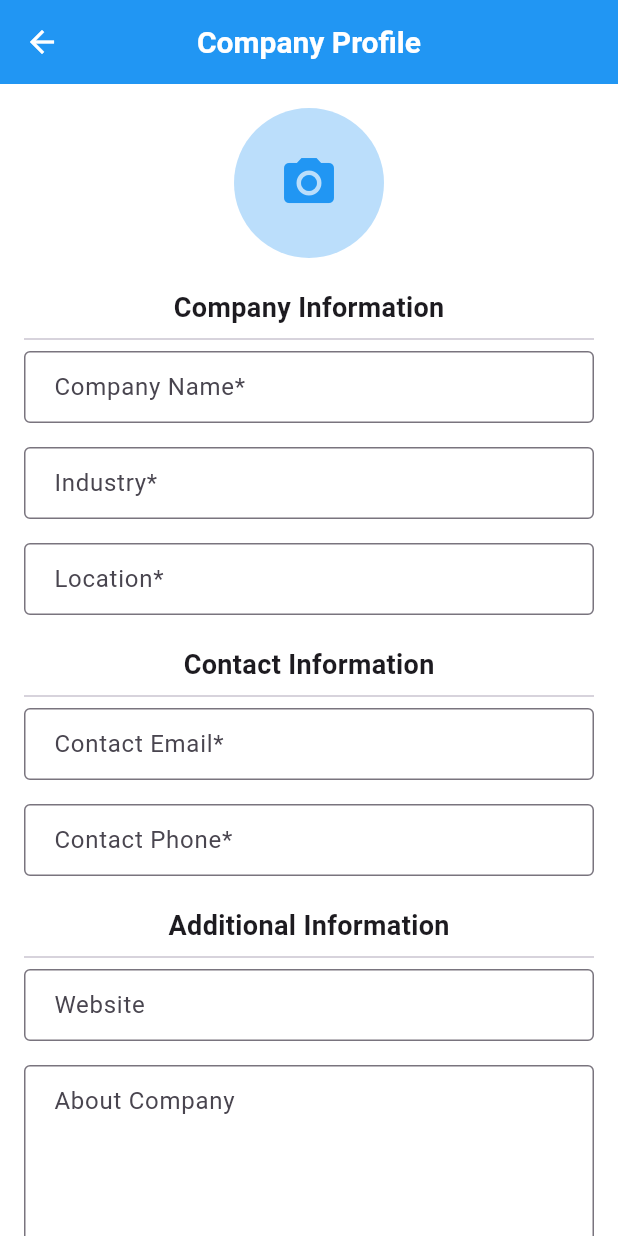
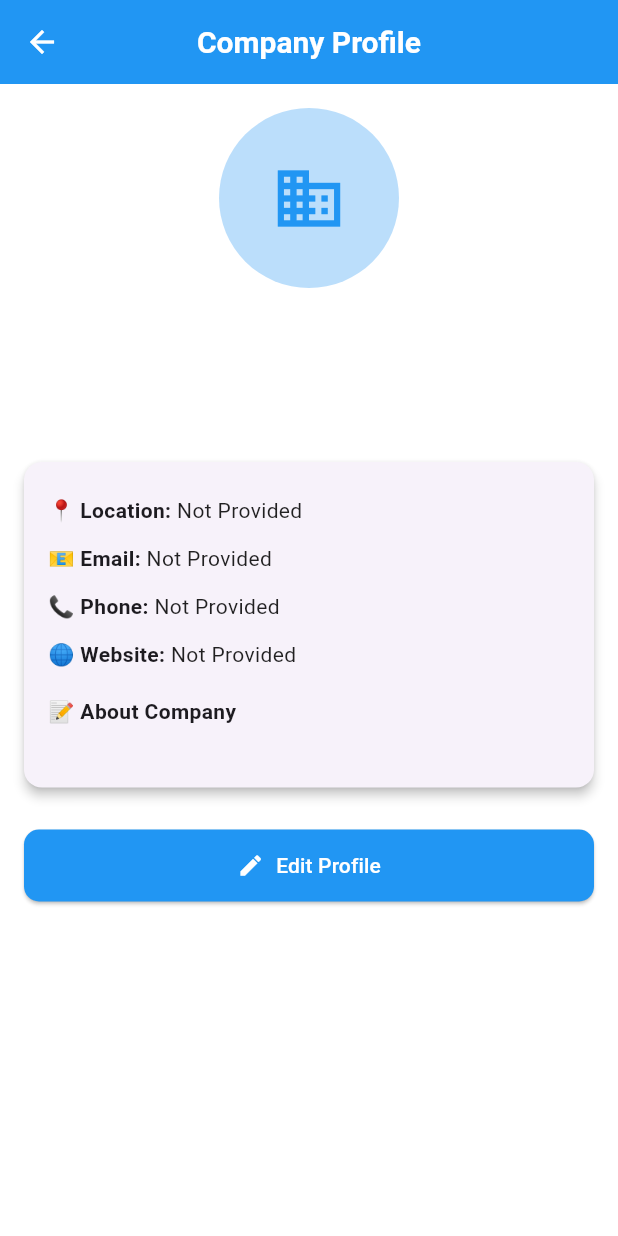
Before and after one commit to MomnaShafqaat/Peesha, a Flutter app: the EmployerProfileScreen screen opened directly, on a phone screen of 412 x 824 dp. Run offline on Flutter 3.47's test engine with Material 3 defaults, Android fonts, the phone set to English and light mode, and no system bars; our stand-ins replace cloud_firestore, firebase_auth, firebase_core, google_sign_in, image_picker; accounts and stored records are empty; generated files the repository leaves out were written again.

```diff
--- a/lib/features/employee/data/employee_model.dart
+++ b/lib/features/employee/data/employee_model.dart
@@ -308,7 +308,6 @@ class Experience {
     );
   }
 }
-
 class Certificate {
   final String name;
   final String issuingOrganization;
--- a/lib/features/employer/presentation/screens/employer_profile_screen.dart
+++ b/lib/features/employer/presentation/screens/employer_profile_screen.dart
@@ -1,9 +1,11 @@
 import 'dart:io';
+import 'package:cloud_firestore/cloud_firestore.dart';
 import 'package:flutter/material.dart';
 import 'package:image_picker/image_picker.dart';
 import 'package:firebase_auth/firebase_auth.dart';
-import 'package:peesha/features/auth/presentation/screens/login_page.dart';// Adjust path if needed
+import 'package:peesha/features/auth/presentation/screens/login_page.dart';
 import 'package:peesha/features/employer/data/employer_model.dart';
+
 class EmployerProfileScreen extends StatefulWidget {
   const EmployerProfileScreen({super.key});
 
@@ -24,9 +26,42 @@ class _EmployerProfileScreenState extends State<EmployerProfileScreen> {
   String _website = '';
   String _about = '';
 
-  // State to track if profile is submitted
   bool _isProfileSubmitted = false;
   Employer? _submittedEmployer;
+
+  @override
+  void initState() {
+    super.initState();
+    _loadEmployerProfile();
+  }
+
+  void _loadEmployerProfile() async {
+    final user = FirebaseAuth.instance.currentUser;
+    if (user != null) {
+      final doc = await FirebaseFirestore.instance
+          .collection('employerProfiles')
+          .doc(user.uid)
+          .get();
+
+      if (doc.exists) {
+        final data = doc.data()!;
+        final employer = Employer.fromJson(data);
+        setState(() {
+          _submittedEmployer = employer;
+          _isProfileSubmitted = true;
+
+          // Populate form fields with existing data
+          _companyName = employer.companyName;
+          _industry = employer.industry;
+          _location = employer.location;
+          _contactEmail = employer.contactEmail;
+          _contactPhone = employer.contactPhone;
+          _website = employer.website;
+          _about = employer.about;
+        });
+      }
+    }
+  }
 
   @override
   Widget build(BuildContext context) {
@@ -54,7 +89,6 @@ class _EmployerProfileScreenState extends State<EmployerProfileScreen> {
     );
   }
 
-  /// Build profile form
   Widget _buildProfileForm() {
     return SingleChildScrollView(
       padding: const EdgeInsets.all(16),
@@ -81,6 +115,7 @@ class _EmployerProfileScreenState extends State<EmployerProfileScreen> {
 
             _buildTextField(
               label: 'Company Name*',
+              initialValue: _companyName,
               validator: _requiredValidator,
               onSaved: (val) => _companyName = val ?? '',
             ),
@@ -88,6 +123,7 @@ class _EmployerProfileScreenState extends State<EmployerProfileScreen> {
 
             _buildTextField(
               label: 'Industry*',
+              initialValue: _industry,
               validator: _requiredValidator,
               onSaved: (val) => _industry = val ?? '',
             ),
@@ -95,6 +131,7 @@ class _EmployerProfileScreenState extends State<EmployerProfileScreen> {
 
             _buildTextField(
               label: 'Location*',
+              initialValue: _location,
               validator: _requiredValidator,
               onSaved: (val) => _location = val ?? '',
             ),
@@ -106,6 +143,7 @@ class _EmployerProfileScreenState extends State<EmployerProfileScreen> {
 
             _buildTextField(
               label: 'Contact Email*',
+              initialValue: _contactEmail,
               keyboardType: TextInputType.emailAddress,
               validator: (val) {
                 if (val == null || val.isEmpty) return 'Required';
@@ -118,6 +156,7 @@ class _EmployerProfileScreenState extends State<EmployerProfileScreen> {
 
             _buildTextField(
               label: 'Contact Phone*',
+              initialValue: _contactPhone,
               keyboardType: TextInputType.phone,
               validator: _requiredValidator,
               onSaved: (val) => _contactPhone = val ?? '',
@@ -130,6 +169,7 @@ class _EmployerProfileScreenState extends State<EmployerProfileScreen> {
 
             _buildTextField(
               label: 'Website',
+              initialValue: _website,
               keyboardType: TextInputType.url,
               prefixText: 'https://',
               onSaved: (val) => _website = val ?? '',
@@ -143,6 +183,7 @@ class _EmployerProfileScreenState extends State<EmployerProfileScreen> {
                 alignLabelWithHint: true,
               ),
               maxLines: 4,
+              initialValue: _about,
               onSaved: (val) => _about = val ?? '',
             ),
             const SizedBox(height: 24),
@@ -161,41 +202,88 @@ class _EmployerProfileScreenState extends State<EmployerProfileScreen> {
       ),
     );
   }
-
-  /// Build profile display
   Widget _buildProfileView(Employer employer) {
     return Padding(
       padding: const EdgeInsets.all(16),
       child: SingleChildScrollView(
         child: Column(
-          crossAxisAlignment: CrossAxisAlignment.start,
+          crossAxisAlignment: CrossAxisAlignment.center,
           children: [
-            Center(
-              child: CircleAvatar(
-                radius: 50,
+            CircleAvatar(
+              radius: 60,
               backgroundColor: Colors.blue[100],
               backgroundImage: _image != null ? FileImage(_image!) : null,
               child: _image == null
-                    ? const Icon(Icons.business, size: 40, color: Colors.blue)
+                  ? const Icon(Icons.business, size: 50, color: Colors.blue)
                   : null,
             ),
+            const SizedBox(height: 20),
+
+            Text(
+              employer.companyName,
+              style: const TextStyle(
+                fontSize: 24,
+                fontWeight: FontWeight.bold,
+                color: Colors.black87,
               ),
-            const SizedBox(height: 16),
-            Text("Company Name: ${employer.companyName}"),
-            Text("Industry: ${employer.industry}"),
-            Text("Location: ${employer.location}"),
-            Text("Email: ${employer.contactEmail}"),
-            Text("Phone: ${employer.contactPhone}"),
-            Text("Website: ${employer.website}"),
-            Text("About: ${employer.about}"),
+            ),
+            const SizedBox(height: 8),
+            Text(
+              employer.industry,
+              style: const TextStyle(
+                fontSize: 18,
+                fontStyle: FontStyle.italic,
+                color: Colors.black54,
+              ),
+            ),
             const SizedBox(height: 20),
-            ElevatedButton(
+
+            Card(
+              elevation: 3,
+              margin: const EdgeInsets.symmetric(vertical: 8),
+              shape: RoundedRectangleBorder(borderRadius: BorderRadius.circular(12)),
+              child: Padding(
+                padding: const EdgeInsets.all(16),
+                child: Column(
+                  crossAxisAlignment: CrossAxisAlignment.start,
+                  children: [
+                    _profileItem("📍 Location", employer.location),
+                    _profileItem("📧 Email", employer.contactEmail),
+                    _profileItem("📞 Phone", employer.contactPhone),
+                    _profileItem("🌐 Website", employer.website),
+                    const SizedBox(height: 12),
+                    const Text("📝 About Company",
+                        style: TextStyle(fontWeight: FontWeight.bold)),
+                    const SizedBox(height: 4),
+                    Text(
+                      employer.about,
+                      style: const TextStyle(color: Colors.black87),
+                    ),
+                  ],
+                ),
+              ),
+            ),
+
+            const SizedBox(height: 20),
+            SizedBox(
+              width: double.infinity,
+              child: ElevatedButton.icon(
                 onPressed: () {
                   setState(() {
                     _isProfileSubmitted = false;
                   });
                 },
-              child: const Text('Edit Profile'),
+                icon: const Icon(Icons.edit),
+                label: const Text('Edit Profile'),
+                style: ElevatedButton.styleFrom(
+                  backgroundColor: Colors.blue,
+                  foregroundColor: Colors.white,
+                  padding: const EdgeInsets.symmetric(vertical: 14),
+                  shape: RoundedRectangleBorder(
+                    borderRadius: BorderRadius.circular(10),
+                  ),
+                ),
+              ),
             ),
           ],
         ),
@@ -203,13 +291,34 @@ class _EmployerProfileScreenState extends State<EmployerProfileScreen> {
     );
   }
 
-  /// Custom text field builder
+  Widget _profileItem(String title, String value) {
+    return Padding(
+      padding: const EdgeInsets.symmetric(vertical: 6),
+      child: Row(
+        crossAxisAlignment: CrossAxisAlignment.start,
+        children: [
+          Text(
+            "$title: ",
+            style: const TextStyle(fontWeight: FontWeight.w600),
+          ),
+          Expanded(
+            child: Text(
+              value.isNotEmpty ? value : "Not Provided",
+              style: const TextStyle(color: Colors.black87),
+            ),
+          ),
+        ],
+      ),
+    );
+  }
+
   Widget _buildTextField({
     required String label,
     TextInputType? keyboardType,
     String? prefixText,
     String? Function(String?)? validator,
     void Function(String?)? onSaved,
+    String? initialValue,
   }) {
     return TextFormField(
       decoration: InputDecoration(
@@ -220,18 +329,20 @@ class _EmployerProfileScreenState extends State<EmployerProfileScreen> {
       keyboardType: keyboardType,
       validator: validator,
       onSaved: onSaved,
+      initialValue: initialValue,
     );
   }
 
-  /// Required field validator
   String? _requiredValidator(String? value) {
     return value == null || value.isEmpty ? 'Required' : null;
   }
 
-  /// Save profile handler
-  void _saveProfile() {
+  void _saveProfile() async {
     if (_formKey.currentState!.validate()) {
       _formKey.currentState!.save();
+
+      final user = FirebaseAuth.instance.currentUser;
+      if (user == null) return;
 
       final employer = Employer(
         companyName: _companyName,
@@ -252,6 +363,11 @@ class _EmployerProfileScreenState extends State<EmployerProfileScreen> {
         companyType: '',
       );
 
+      await FirebaseFirestore.instance
+          .collection('employerProfiles')
+          .doc(user.uid)
+          .set(employer.toJson());
+
       setState(() {
         _submittedEmployer = employer;
         _isProfileSubmitted = true;
@@ -260,12 +376,9 @@ class _EmployerProfileScreenState extends State<EmployerProfileScreen> {
       ScaffoldMessenger.of(context).showSnackBar(
         const SnackBar(content: Text('Profile saved successfully')),
       );
-
-      // TODO: Save employer to Firebase or backend
     }
   }
 
-  /// Pick image from gallery
   Future<void> _pickImage() async {
     final picker = ImagePicker();
     final pickedFile = await picker.pickImage(source: ImageSource.gallery);
```
Also changed, not shown: lib/features/admin/presentation/screens/admin_home_screen.dart (+34 -0 lines), lib/features/auth/presentation/screens/role_selection_screen.dart (+61 -1 lines), lib/features/employee/presentation/screens/employee_home_screen.dart (+34 -0 lines), lib/app.dart (line endings or trailing spaces), lib/features/auth/presentation/screens/login_page.dart (line endings or trailing spaces), lib/features/auth/presentation/screens/signup_screen.dart (line endings or trailing spaces), lib/services/auth_service.dart (line endings or trailing spaces), 2 other files. Lines whose indentation alone changed are shown as unchanged.
